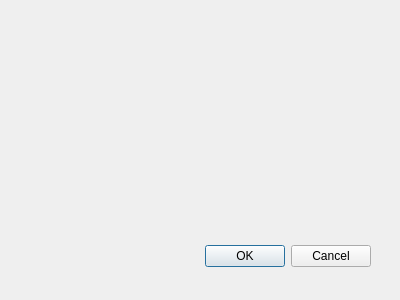
First picture: the form in qgis_gee_data_catalog_dialog_base.ui, repository sandroklippel/qgis_gee_data_catalog, before the edit.
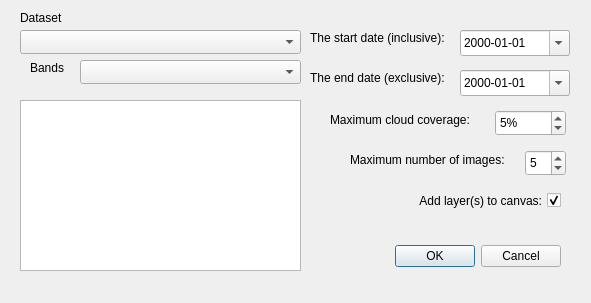
Second picture: the form after the edit.

Diff of the .ui file:
```diff
--- a/qgis_gee_data_catalog_dialog_base.ui
+++ b/qgis_gee_data_catalog_dialog_base.ui
@@ -1,23 +1,26 @@
 <ui version="4.0" >
  <class>GeeDataCatalogDialogBase</class>
- <widget class="QDialog" name="GeeDataCatalogDialogBase" >
-  <property name="geometry" >
+ <widget class="QDialog" name="GeeDataCatalogDialogBase">
+  <property name="geometry">
    <rect>
     <x>0</x>
     <y>0</y>
-    <width>400</width>
-    <height>300</height>
+    <width>591</width>
+    <height>303</height>
    </rect>
   </property>
   <property name="windowTitle" >
    <string>Google Earth Engine Data Catalog</string>
   </property>
-  <widget class="QDialogButtonBox" name="button_box" >
-   <property name="geometry" >
+  <property name="locale">
+   <locale language="English" country="UnitedStates"/>
+  </property>
+  <widget class="QDialogButtonBox" name="button_box">
+   <property name="geometry">
     <rect>
-     <x>30</x>
+     <x>380</x>
      <y>240</y>
-     <width>341</width>
+     <width>181</width>
      <height>32</height>
     </rect>
    </property>
@@ -28,6 +31,203 @@
     <set>QDialogButtonBox::Cancel|QDialogButtonBox::Ok</set>
    </property>
   </widget>
+  <widget class="QLabel" name="label">
+   <property name="geometry">
+    <rect>
+     <x>310</x>
+     <y>30</y>
+     <width>151</width>
+     <height>16</height>
+    </rect>
+   </property>
+   <property name="text">
+    <string>The start date (inclusive):</string>
+   </property>
+  </widget>
+  <widget class="QLabel" name="label_2">
+   <property name="geometry">
+    <rect>
+     <x>310</x>
+     <y>70</y>
+     <width>161</width>
+     <height>16</height>
+    </rect>
+   </property>
+   <property name="text">
+    <string>The end date (exclusive):</string>
+   </property>
+  </widget>
+  <widget class="QDateEdit" name="startdate">
+   <property name="geometry">
+    <rect>
+     <x>460</x>
+     <y>30</y>
+     <width>110</width>
+     <height>26</height>
+    </rect>
+   </property>
+   <property name="displayFormat">
+    <string>yyyy-MM-dd</string>
+   </property>
+   <property name="calendarPopup">
+    <bool>true</bool>
+   </property>
+  </widget>
+  <widget class="QComboBox" name="collection">
+   <property name="geometry">
+    <rect>
+     <x>20</x>
+     <y>30</y>
+     <width>281</width>
+     <height>24</height>
+    </rect>
+   </property>
+  </widget>
+  <widget class="QDateEdit" name="enddate">
+   <property name="geometry">
+    <rect>
+     <x>460</x>
+     <y>70</y>
+     <width>110</width>
+     <height>26</height>
+    </rect>
+   </property>
+   <property name="displayFormat">
+    <string>yyyy-MM-dd</string>
+   </property>
+   <property name="calendarPopup">
+    <bool>true</bool>
+   </property>
+  </widget>
+  <widget class="QLabel" name="label_3">
+   <property name="geometry">
+    <rect>
+     <x>20</x>
+     <y>10</y>
+     <width>61</width>
+     <height>16</height>
+    </rect>
+   </property>
+   <property name="text">
+    <string>Dataset</string>
+   </property>
+  </widget>
+  <widget class="QLabel" name="label_4">
+   <property name="geometry">
+    <rect>
+     <x>30</x>
+     <y>60</y>
+     <width>41</width>
+     <height>16</height>
+    </rect>
+   </property>
+   <property name="text">
+    <string>Bands</string>
+   </property>
+  </widget>
+  <widget class="QComboBox" name="bands">
+   <property name="geometry">
+    <rect>
+     <x>80</x>
+     <y>60</y>
+     <width>221</width>
+     <height>24</height>
+    </rect>
+   </property>
+  </widget>
+  <widget class="QLabel" name="label_5">
+   <property name="geometry">
+    <rect>
+     <x>330</x>
+     <y>110</y>
+     <width>161</width>
+     <height>20</height>
+    </rect>
+   </property>
+   <property name="text">
+    <string>Maximum cloud coverage:</string>
+   </property>
+  </widget>
+  <widget class="QSpinBox" name="cloudcover">
+   <property name="geometry">
+    <rect>
+     <x>495</x>
+     <y>110</y>
+     <width>71</width>
+     <height>26</height>
+    </rect>
+   </property>
+   <property name="suffix">
+    <string>%</string>
+   </property>
+   <property name="value">
+    <number>5</number>
+   </property>
+  </widget>
+  <widget class="QTextEdit" name="infotext">
+   <property name="geometry">
+    <rect>
+     <x>20</x>
+     <y>100</y>
+     <width>281</width>
+     <height>171</height>
+    </rect>
+   </property>
+   <property name="readOnly">
+    <bool>true</bool>
+   </property>
+  </widget>
+  <widget class="QCheckBox" name="addlayer">
+   <property name="geometry">
+    <rect>
+     <x>400</x>
+     <y>190</y>
+     <width>161</width>
+     <height>21</height>
+    </rect>
+   </property>
+   <property name="layoutDirection">
+    <enum>Qt::RightToLeft</enum>
+   </property>
+   <property name="text">
+    <string>Add layer(s) to canvas:</string>
+   </property>
+   <property name="checked">
+    <bool>true</bool>
+   </property>
+  </widget>
+  <widget class="QSpinBox" name="limit">
+   <property name="geometry">
+    <rect>
+     <x>525</x>
+     <y>150</y>
+     <width>41</width>
+     <height>26</height>
+    </rect>
+   </property>
+   <property name="minimum">
+    <number>1</number>
+   </property>
+   <property name="maximum">
+    <number>20</number>
+   </property>
+   <property name="value">
+    <number>5</number>
+   </property>
+  </widget>
+  <widget class="QLabel" name="label_6">
+   <property name="geometry">
+    <rect>
+     <x>350</x>
+     <y>150</y>
+     <width>171</width>
+     <height>20</height>
+    </rect>
+   </property>
+   <property name="text">
+    <string>Maximum number of images:</string>
+   </property>
+  </widget>
  </widget>
  <resources/>
  <connections>
```
Left out of the diff: 35 changed lines with no effect on the pictures.
